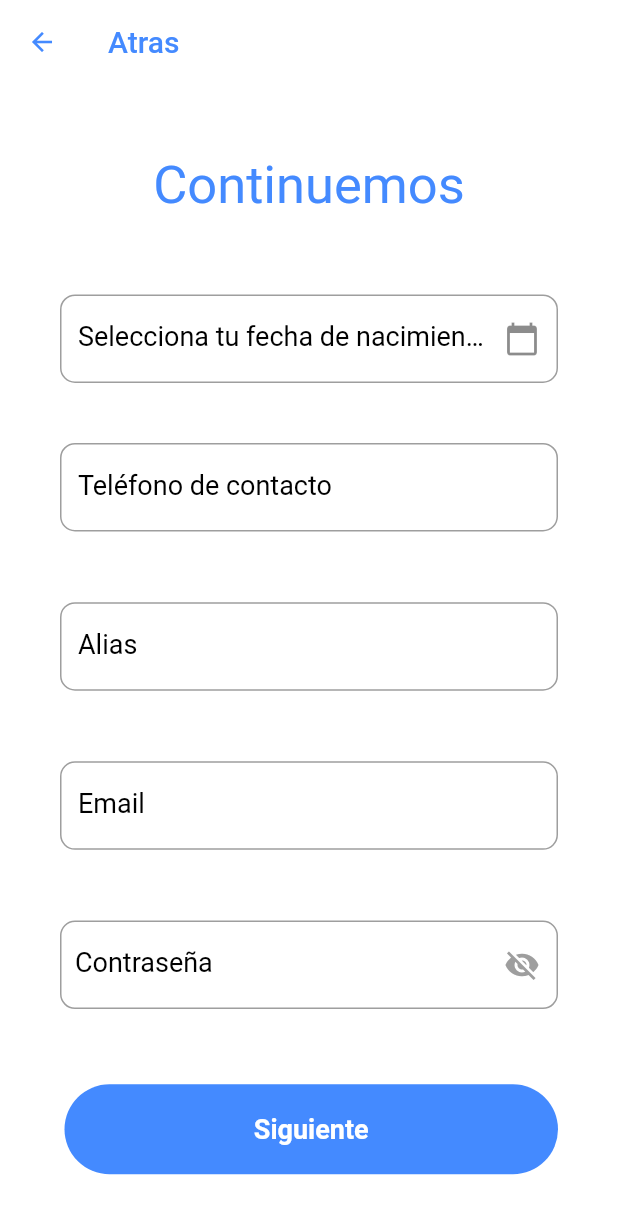
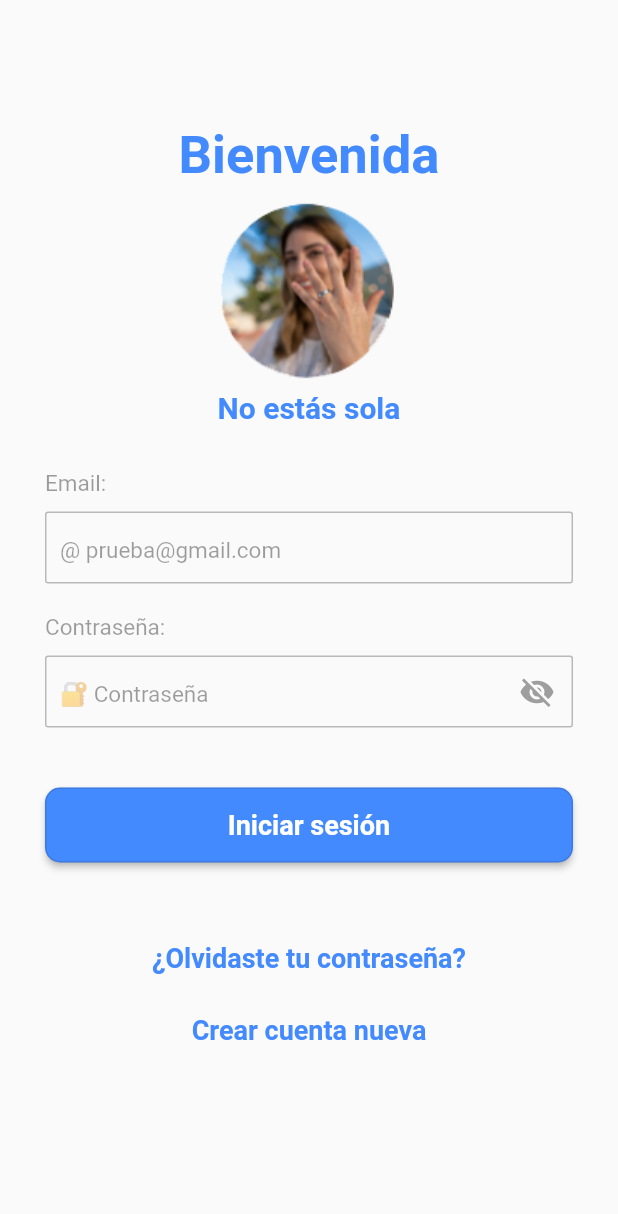
Before and after one commit to Dinoivan/Proyecto_tesis, a Flutter app: the RegisterUsuaria screen opened directly with empty values, after a tap on "Siguiente", on a phone screen of 412 x 824 dp. Shown: the top 1214 px of the screen. Run offline on Flutter 3.47's test engine with Material 2 defaults, Android fonts, the light colour scheme and no system bars.

Commit message:
USC-012-Iniciar-sesión

```diff
--- /dev/null
+++ b/lib/blocs/login_bloc.dart
@@ -0,0 +1,31 @@
+import 'dart:async';
+
+class LoginBloc {
+
+  final _emailController = StreamController<String>();
+  final _passwordController = StreamController<String>();
+
+  // Streams para transmitir los valores de los campos
+  Stream<String> get emailStream => _emailController.stream;
+  Stream<String> get passwordStream => _passwordController.stream;
+
+  // Método para realizar la lógica de inicio de sesión
+  Future<void> login(String email, String password) async {
+    // Aquí debes implementar la lógica real de inicio de sesión,
+    // como hacer una solicitud HTTP o verificar las credenciales.
+
+    // Por ejemplo, puedes imprimir los valores aquí:
+    print('Email: $email');
+    print('Password: $password');
+  }
+
+  // Funciones para cambiar los valores de los campos
+  void updateEmail(String email) => _emailController.sink.add(email);
+  void updatePassword(String password) => _passwordController.sink.add(password);
+
+  // Cerrar los controladores cuando ya no se necesiten
+  void dispose() {
+    _emailController.close();
+    _passwordController.close();
+  }
+}
--- /dev/null
+++ b/lib/screems/login.dart
@@ -0,0 +1,303 @@
+import 'package:flutter/material.dart';
+import 'package:proyecto_tesis/blocs/login_bloc.dart';
+
+class PasswordFormField extends StatefulWidget {
+  final TextEditingController controller;
+  PasswordFormField({required this.controller});
+
+  @override
+  _PasswordFormFieldState createState() => _PasswordFormFieldState();
+}
+
+class _PasswordFormFieldState extends State<PasswordFormField> {
+
+  bool _obscureText = true;
+
+  void _togglePasswordVisibility() {
+    setState(() {
+      _obscureText = !_obscureText;
+    });
+  }
+
+  @override
+  Widget build(BuildContext context) {
+    return TextFormField(
+      controller: widget.controller,
+      obscureText: _obscureText,
+      style: const TextStyle(
+        color: Colors.black,
+        fontSize: 20,
+      ),
+      decoration: InputDecoration(
+        border: OutlineInputBorder(
+          borderRadius: BorderRadius.circular(2.0),
+          borderSide: const BorderSide(color: Colors.black26),
+        ),
+        enabledBorder: OutlineInputBorder(
+          borderRadius: BorderRadius.circular(2.0),
+          borderSide: const BorderSide(color: Colors.black26),
+        ),
+        focusedBorder: OutlineInputBorder(
+          borderRadius: BorderRadius.circular(2.0),
+          borderSide: const BorderSide(color: Colors.blue),
+        ),
+        hintText: "🔐 Contraseña",
+        hintStyle: const TextStyle(
+          color: Colors.black38,
+          fontSize: 15,
+        ),
+        suffixIcon: GestureDetector(
+          onTap: _togglePasswordVisibility,
+          child: Icon(
+            _obscureText ? Icons.visibility_off : Icons.visibility,
+            color: Colors.grey,
+          ),
+        ),
+        contentPadding: EdgeInsets.symmetric(horizontal: 10, vertical: 5.0),
+      ),
+      keyboardType: TextInputType.text,
+      validator: (value) {
+        if (value == null || value.isEmpty) {
+          return 'Por favor, ingrese una contraseña';
+        }
+        if (value.length > 20) {
+          return 'La contraseña debe tener como máximo 20 caracteres';
+        }
+        if (!RegExp(r'^[a-zA-Z0-9]+$').hasMatch(value)) {
+          return 'La contraseña debe ser alfanumérica';
+        }
+        return null;
+      },
+    );
+  }
+}
+
+class LoginPage extends StatefulWidget {
+
+  final LoginBloc bloc;
+
+  LoginPage({required this.bloc});
+
+  @override
+  _LoginPageState createState() => _LoginPageState();
+}
+
+class _LoginPageState extends State<LoginPage> {
+  final GlobalKey<FormState> _formKey = GlobalKey<FormState>();
+  final TextEditingController _emailController = TextEditingController();
+  final TextEditingController _passwordController = TextEditingController();
+  String? _emailError;
+  String? _passwordError;
+
+  @override
+  void dispose() {
+    widget.bloc.dispose();
+    super.dispose();
+  }
+
+  @override
+  Widget build(BuildContext context) {
+    double screenHeight = MediaQuery.of(context).size.height;
+    return Scaffold(
+      body: SingleChildScrollView(
+        child: Container(
+          alignment: Alignment.center,
+          constraints: BoxConstraints(
+            minHeight: screenHeight,
+          ),
+          child: Column(
+            mainAxisAlignment: MainAxisAlignment.center,
+            children: <Widget>[
+              Text(
+                'Bienvenida',
+                textAlign: TextAlign.center,
+                style: TextStyle(
+                  color: Colors.blueAccent,
+                  fontSize: 35.0,
+                  fontWeight: FontWeight.bold,
+                ),
+              ),
+              Image(
+                image: AssetImage("assets/seguridad.png"),
+              ),
+              Text(
+                'No estás sola',
+                textAlign: TextAlign.center,
+                style: TextStyle(
+                  color: Colors.blueAccent,
+                  fontSize: 20.0,
+                  fontWeight: FontWeight.bold,
+                ),
+              ),
+              Form(
+                key: _formKey,
+                child: Container(
+                  padding: EdgeInsets.all(30),
+                  child: Column(
+                    children: <Widget>[
+                      Container(
+                        alignment: Alignment.centerLeft,
+                        child: Text(
+                          'Email:',
+                          style: TextStyle(
+                            color: Colors.black38,
+                            fontSize: 15,
+                          ),
+                        ),
+                      ),
+                      SizedBox(height: 10),
+                      TextFormField(
+                        controller: _emailController,
+                        style: TextStyle(
+                          color: Colors.black,
+                          fontSize: 20,
+                        ),
+                        decoration: InputDecoration(
+                          border: OutlineInputBorder(
+                            borderRadius: BorderRadius.circular(2.0),
+                            borderSide: BorderSide(color: Colors.black26),
+                          ),
+                          enabledBorder: OutlineInputBorder(
+                            borderRadius: BorderRadius.circular(2.0),
+                            borderSide: BorderSide(color: Colors.black26),
+                          ),
+                          focusedBorder: OutlineInputBorder(
+                            borderRadius: BorderRadius.circular(2.0),
+                            borderSide: BorderSide(color: Colors.blue),
+                          ),
+                          hintText: "@ prueba@gmail.com",
+                          hintStyle: const TextStyle(
+                            color: Colors.black38,
+                            fontSize: 15,
+                          ),
+                          contentPadding: EdgeInsets.symmetric(horizontal: 10, vertical: 10.0),
+                        ),
+                        keyboardType: TextInputType.emailAddress,
+                        validator: (value) {
+                          if (value == null || value.isEmpty) {
+                            return 'Por favor, ingrese un correo electrónico';
+
+                          }
+                          if (!value.contains('@') || !value.contains('.')) {
+                            return 'Ingrese un correo eléctrónico válido hola';
+
+                          }
+                          return null;
+                        },
+                      ),
+                      if (_emailError != null)
+                        Text(
+                          _emailError!,
+                          style: const TextStyle(
+                            color: Colors.red,
+                          ),
+                        ),
+                      const SizedBox(height: 20),
+                      Container(
+                        alignment: Alignment.centerLeft,
+                        child: const Text(
+                          'Contraseña:',
+                          style: TextStyle(
+                            color: Colors.black38,
+                            fontSize: 15,
+                          ),
+                        ),
+                      ),
+                      const SizedBox(height: 10),
+                      PasswordFormField(controller: _passwordController),
+                      if (_passwordError != null)
+                        Text(
+                          _passwordError!,
+                          style: TextStyle(
+                            color: Colors.red,
+                          ),
+                        ),
+                      const Padding(
+                        padding: EdgeInsets.only(top: 40),
+                      ),
+                      SizedBox(
+                        width: double.infinity,
+                        height: 50,
+                        child: RaisedButton(
+                          onPressed: () {
+                            if (_formKey.currentState != null && _formKey.currentState!.validate()) {
+                              final email = _emailController.text;
+                              final password = _passwordController.text;
+                              widget.bloc.login(email, password);
+                            }
+                          },
+                          color: Colors.blueAccent,
+                          shape: RoundedRectangleBorder(
+                            borderRadius: BorderRadius.circular(10.0),
+                            side: BorderSide(color: Colors.black12),
+                          ),
+                          child: const Center(
+                            child: Text(
+                              'Iniciar sesión',
+                              style: TextStyle(
+                                color: Colors.white,
+                                fontWeight: FontWeight.w600,
+                                fontSize: 18,
+                              ),
+                            ),
+                          ),
+                        ),
+                      ),
+                      const Padding(
+                        padding: EdgeInsets.symmetric(horizontal: 10, vertical: 20),
+                      ),
+                      Column(
+                        children: <Widget>[
+                          MaterialButton(
+                            minWidth: double.infinity,
+                            onPressed: () {},
+                            shape: RoundedRectangleBorder(
+                              borderRadius: BorderRadius.circular(20),
+                            ),
+                            child: Row(
+                              mainAxisAlignment: MainAxisAlignment.center,
+                              children: const <Widget>[
+                                Text(
+                                  "¿Olvidaste tu contraseña?",
+                                  style: TextStyle(
+                                    color: Colors.blueAccent,
+                                    fontWeight: FontWeight.w600,
+                                    fontSize: 18,
+                                  ),
+                                ),
+                              ],
+                            ),
+                          ),
+                          MaterialButton(
+                            minWidth: double.infinity,
+                            onPressed: () {},
+                            shape: RoundedRectangleBorder(
+                              borderRadius: BorderRadius.circular(50),
+                            ),
+                            child: Row(
+                              mainAxisAlignment: MainAxisAlignment.center,
+                              children: const <Widget>[
+                                Text(
+                                  "Crear cuenta nueva",
+                                  style: TextStyle(
+                                    color: Colors.blueAccent,
+                                    fontWeight: FontWeight.w600,
+                                    fontSize: 18,
+                                  ),
+                                ),
+                              ],
+                            ),
+                          ),
+                        ],
+                      ),
+                    ],
+                  ),
+                ),
+              ),
+            ],
+          ),
+        ),
+      ),
+    );
+  }
+}
--- a/lib/screems/register_usuaria.dart
+++ b/lib/screems/register_usuaria.dart
@@ -2,6 +2,8 @@ import 'package:flutter/cupertino.dart';
 import 'package:flutter/material.dart';
 import 'package:intl/intl.dart';
 import 'package:proyecto_tesis/blocs/usuaria_register_bloc.dart';
+import 'package:proyecto_tesis/blocs/login_bloc.dart';
+import 'package:proyecto_tesis/screems/login.dart';
 
 class PasswordFormField extends StatefulWidget {
   final TextEditingController controller;
@@ -209,7 +211,11 @@ class _RegisterUsuariaState extends State<RegisterUsuaria> {
                   minWidth: double.infinity,
                   height: 60,
                   onPressed: () {
-
+                    final LoginBloc loginBloc = LoginBloc();
+                    Navigator.push(
+                      context,
+                      MaterialPageRoute(builder: (context) => LoginPage(bloc: loginBloc,)),
+                    );
                   },
                   color: Colors.blueAccent,
                   elevation: 0,
```
